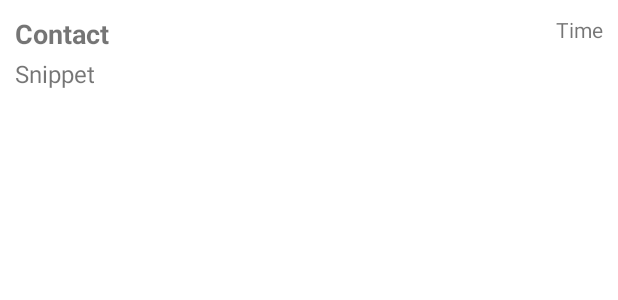
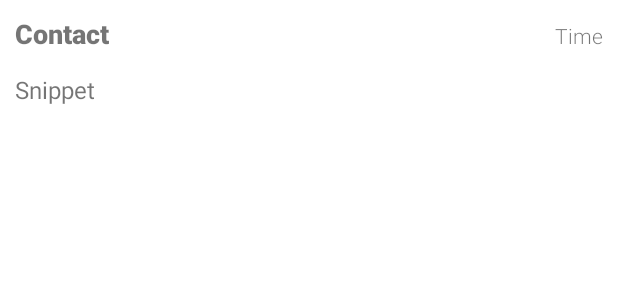
Before and after one commit to preetsha/cpen442-project, an Android app: the layout content_summary.xml on its own in the app's theme, with its tools: preview values and no code run, on a phone screen of 412 x 824 dp. Shown: the top 300 px of the screen. Run offline under Robolectric (Android 15) with nearby library versions, the phone set to English and light mode, and no system bars.

Commit message:
Changed query to DISTINCT / GROUP_BY thread_id to make data structure population more efficient.

```diff
--- a/Frontend/app/src/main/java/com/example/myapplication/SplashActivity.java
+++ b/Frontend/app/src/main/java/com/example/myapplication/SplashActivity.java
@@ -77,13 +77,16 @@ public class SplashActivity extends Activity {
 
         // TODO: Can probably query for distinct address to save time
         Cursor cur = cr.query(Uri.parse("content://sms"),
-                new String[]{"thread_id", "address", "person", "body", "date"}, null, null, null);
+                new String[]{"DISTINCT thread_id", "address", "person", "body", "date"}, "thread_id IS NOT NULL) GROUP BY (thread_id", null, Telephony.Sms.DEFAULT_SORT_ORDER);
         ArrayList<ContactDataModel> contacts = new ArrayList<>();
         ArrayList<String> seenThreads = new ArrayList<>();
+
         try {
+            int count = 0;
             while (cur.moveToNext()) {
                 //String snippet = cur.getString(cur.getColumnIndexOrThrow(Telephony.Sms.Conversations.SNIPPET));
                 String threadId = cur.getString(cur.getColumnIndexOrThrow(Telephony.Sms.THREAD_ID));
+                Log.d("tag", String.valueOf(count++));
                 if (seenThreads.contains(threadId)) {
                     continue;
                 }
@@ -98,8 +101,6 @@ public class SplashActivity extends Activity {
                 String displayName = getContactbyPhoneNumber(getApplicationContext(), address);
                 if (!displayName.isEmpty()) {
                     contact.setDisplayName(displayName);
-                    Log.d("tag", displayName);
-                    Log.d("tag", body);
                 }
                 contact.setPriority(ContactDataModel.Level.PRIORITY);
                 contacts.add(contact);
--- a/Frontend/app/src/main/res/layout/content_summary.xml
+++ b/Frontend/app/src/main/res/layout/content_summary.xml
@@ -1,46 +1,49 @@
 <?xml version="1.0" encoding="utf-8"?>
-<RelativeLayout xmlns:android="http://schemas.android.com/apk/res/android"
+<LinearLayout xmlns:android="http://schemas.android.com/apk/res/android"
+    xmlns:app="http://schemas.android.com/apk/res-auto"
     xmlns:tools="http://schemas.android.com/tools"
+    android:id="@+id/relativeLayout"
     android:layout_width="fill_parent"
-    android:layout_height="70dp"
+    android:layout_height="wrap_content"
+    android:orientation="vertical"
     android:padding="10dp">
+
+
+    <LinearLayout
+        android:layout_width="match_parent"
+        android:layout_height="match_parent"
+        android:orientation="horizontal">
 
         <TextView
             android:id="@+id/contactPreview"
             android:layout_width="wrap_content"
             android:layout_height="wrap_content"
-        android:layout_alignWithParentIfMissing="true"
-        android:layout_above="@id/snippetPreview"
-        android:layout_alignParentTop="false"
-        android:layout_alignParentRight="false"
+            android:fontFamily="sans-serif-black"
             android:gravity="top|left"
             android:text="Contact"
-        android:textSize="18sp"
-        android:textStyle="bold" />
+            android:textSize="18sp" />
+
+        <TextView
+            android:id="@+id/timePreview"
+            android:layout_width="match_parent"
+            android:layout_height="wrap_content"
+            android:fontFamily="sans-serif-light"
+            android:gravity="right|top"
+            android:text="Time"
+            android:textSize="14sp"
+            tools:layout_gravity="right" />
+    </LinearLayout>
 
     <TextView
         android:id="@+id/snippetPreview"
-        android:layout_width="fill_parent"
-        android:layout_height="26dip"
-        android:layout_alignParentRight="true"
-        android:layout_alignParentBottom="true"
-        android:gravity="bottom|left"
+        android:layout_width="match_parent"
+        android:layout_height="wrap_content"
+        android:fontFamily="sans-serif"
+        android:gravity="left|center_vertical"
         android:maxLines="1"
-        android:paddingTop="5dp"
+        android:paddingTop="14dp"
         android:text="Snippet"
         android:textSize="16sp" />
 
-    <TextView
-        android:id="@+id/timePreview"
-        android:layout_width="fill_parent"
-        android:layout_height="wrap_content"
-        android:layout_alignWithParentIfMissing="true"
-        android:layout_above="@id/snippetPreview"
-        android:layout_alignParentTop="true"
-        android:layout_alignParentRight="true"
-        android:gravity="right|top"
-        android:text="Time"
-        android:textSize="14sp"
-        tools:layout_toRightOf="@id/contactPreview" />
 
-</RelativeLayout>
+</LinearLayout>
```
Lines whose indentation alone changed are shown as unchanged.
